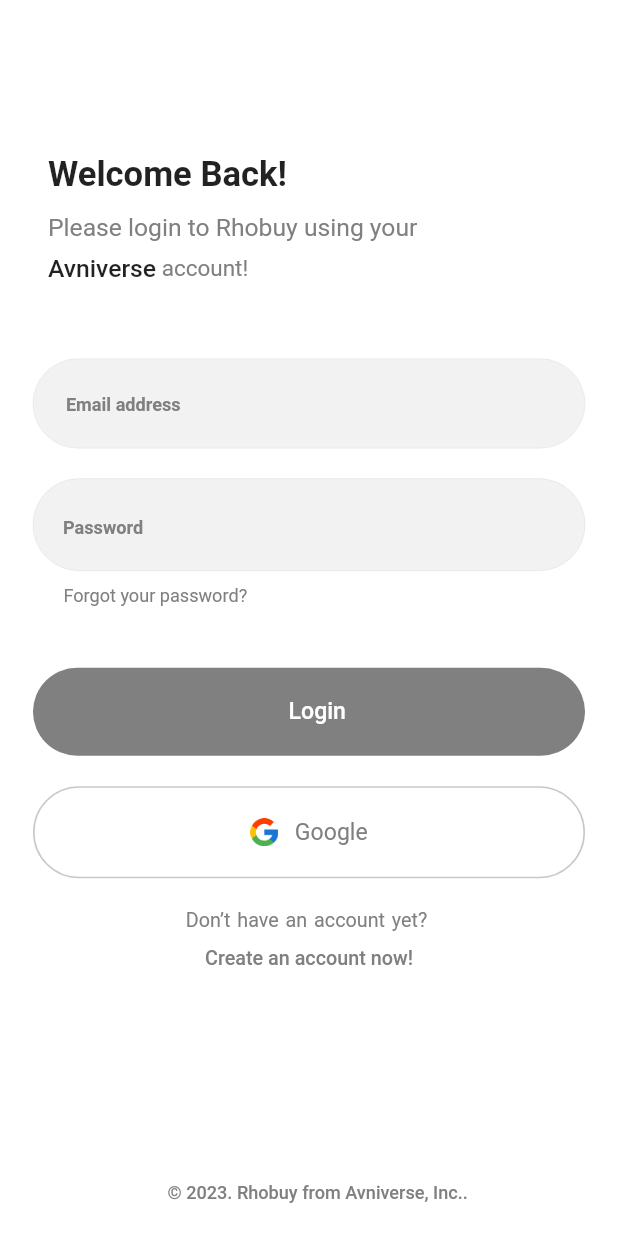
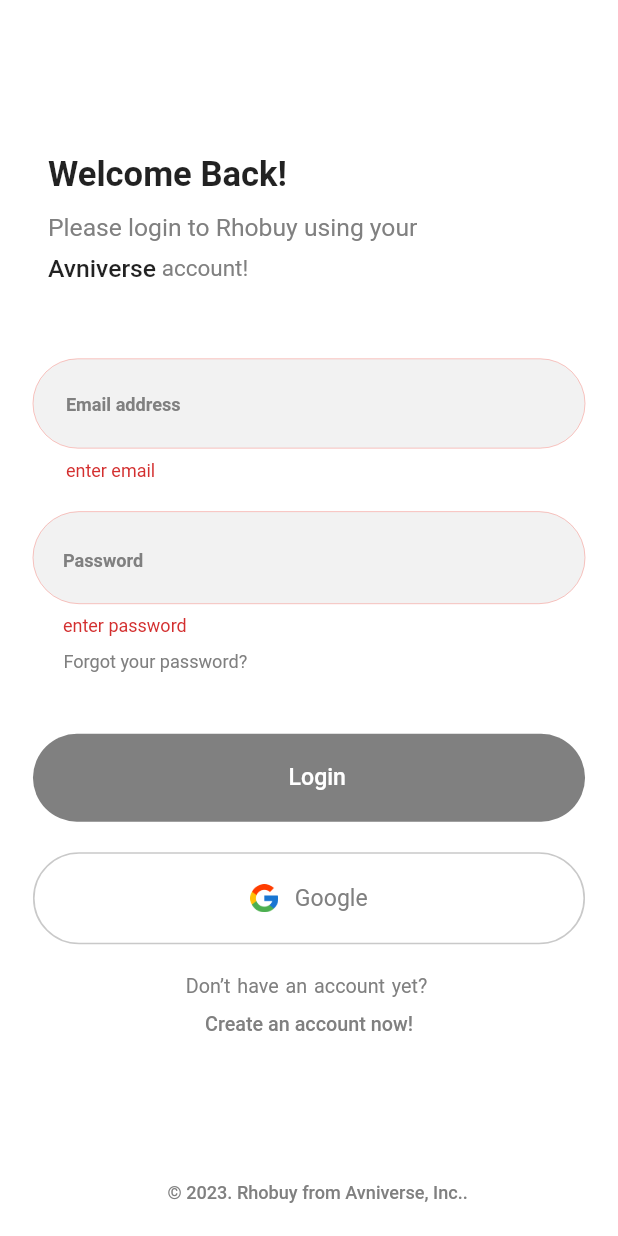
Before and after one commit to avnivrs/Rhobuy, a Flutter app: the LoginScreen screen opened by its route, after a tap on "Login", on a phone screen of 412 x 824 dp. Run offline on Flutter 3.47's test engine with Material 2 defaults, Android fonts, the phone set to English and light mode, and no system bars; our stand-ins replace animated_text_kit, awesome_snackbar_content, flutter_screenutil, get, graphql_flutter, hive_flutter and 1 more; missing offline and left inert: external_app_launcher; accounts and stored records are empty; Roboto replaces fonts that are missing (assets/Montserrat-SemiBold.ttf).

Commit message:
update validation

```diff
--- a/lib/main.dart
+++ b/lib/main.dart
@@ -8,6 +8,7 @@
 import 'package:project_naverda/models/user_token_model.dart';
 import 'package:project_naverda/routes/routes.dart';
 import 'package:project_naverda/styles/color.dart';
+import 'package:project_naverda/view/auth/Login.dart';
 import 'package:project_naverda/view/onboarding/walkthrough.dart';
 import 'package:provider/provider.dart';
 
@@ -43,7 +44,7 @@
             ),
             initialRoute: AppRoute.initialPage,
             getPages: AppRoute.routes,
-            home: const WalkthroughScreen(),
+            home: const LoginScreen(),
           );
         },
       ),
--- a/lib/view/auth/Login.dart
+++ b/lib/view/auth/Login.dart
@@ -81,6 +81,12 @@
                       keyboardType: TextInputType.emailAddress,
                       style: const TextStyle(color: kGreyColor),
                       decoration: buildInputDecoration('Email address'),
+                      validator: (text) {
+                        if (text!.isEmpty) {
+                          return 'enter email';
+                        }
+                        return null;
+                      },
                     ),
                     sizedBoxHeight(20),
                     Obx(() {
@@ -90,6 +96,12 @@
                         keyboardType: TextInputType.emailAddress,
                         style: const TextStyle(color: kGreyColor),
                         decoration: buildInputDecorationLogin('Password'),
+                        validator: (text) {
+                          if (text!.isEmpty) {
+                            return 'enter password';
+                          }
+                          return null;
+                        },
                       );
                     }),
                     sizedBoxHeight(10),
@@ -107,13 +119,17 @@
                         )),
                     sizedBoxHeight(40),
                     Consumer<LoginService>(
-                      builder: (context, loginState, child) =>
-                          buildAuthButton('Login', () async {
-                        loginState.email = emailController.text;
-                        loginState.password = passwordController.text;
-                        await loginState.login();
-                        Get.to(const HomePageScreen());
-                      }),
+                      builder: (context, loginState, child) => buildAuthButton(
+                        'Login',
+                        () async {
+                          if (_formKey.currentState!.validate()) {
+                            loginState.email = emailController.text;
+                            loginState.password = passwordController.text;
+                            await loginState.login();
+                            Get.to(const HomePageScreen());
+                          }
+                        }, loginState.isLoading,
+                      ),
                     ),
 
                     sizedBoxHeight(20),
--- a/lib/view/auth/signup.dart
+++ b/lib/view/auth/signup.dart
@@ -78,7 +78,9 @@
                           decoration: buildInputDecoration('Name'),
                           validator: (text) {
                             if (text!.isEmpty) {
-                              return 'enter name';
+                              return 'Enter name';
+                            } else if (text!.length < 3) {
+                              return 'Name entered is less than 3';
                             }
                           },
                         ),
@@ -89,8 +91,11 @@
                           style: const TextStyle(color: kGreyColor),
                           validator: (text) {
                             if (text!.isEmpty) {
-                              return 'email';
+                              return 'Enter an email';
+                            } else if (text!.isEmail == false) {
+                              return 'Enter a valid email';
                             }
+                            return null;
                           },
                           decoration: buildInputDecoration('Email address'),
                         ),
@@ -103,13 +108,16 @@
                             style: const TextStyle(color: kGreyColor),
                             decoration: buildInputDecorationII('Password'),
                             validator: (text) {
-                              if (text!.length <=4) {
-                                return 'password isnt strong enough';
+                              if (text!.length <= 8) {
+                                return 'password isn\'t strong enough';
+                              } else if (text!.contains(RegExp(r'[A-Z]'))) {
+                                return 'Password should contain at least one uppercase letter';
                               }
+                              return null;
                             },
                           );
                         }),
-                      // okoriec01@gmail.com
+                        // okoriec01@gmail.com
                         sizedBoxHeight(20),
                         Obx(() {
                           return TextFormField(
@@ -177,9 +185,8 @@
                               signUpState.email = emailController.text;
                               signUpState.password = passwordController.text;
                               await signUpState.signUp();
-
                             }
-                          }),
+                          }, signUpState.isLoading),
                         ),
                         sizedBoxHeight(20),
                         buildGoogle(() {}),
--- a/lib/view/forgottenpassword/enteremail.dart
+++ b/lib/view/forgottenpassword/enteremail.dart
@@ -48,7 +48,7 @@
                       ),
                       sizedBoxHeight(30),
                       buildAuthButton(
-                          'Proceed', () => Get.to(const EmailTimeDown())),
+                          'Proceed', () => Get.to(const EmailTimeDown()),false),
                       sizedBoxHeight(20),
                       Center(
                         child: TextButton(
--- a/lib/view/forgottenpassword/reset_done.dart
+++ b/lib/view/forgottenpassword/reset_done.dart
@@ -29,7 +29,7 @@
                             'Click “Return to login” to get back into your account. Let’s get shopping again!'),
                         sizedBoxHeight(50),
                         buildAuthButton('Return to login',
-                            () => Get.offAll(const LoginScreen()))
+                            () => Get.offAll(const LoginScreen()),false)
                       ],
                     ),
                   ),
--- a/lib/view/forgottenpassword/rest_your_password.dart
+++ b/lib/view/forgottenpassword/rest_your_password.dart
@@ -55,7 +55,10 @@
                       sizedBoxHeight(40),
                       buildAuthButton(
                         'Reset',
-                        () => Get.to(const ResetDoneScreen()),
+                        () => Get.to(
+                          const ResetDoneScreen(),
+                        ),
+                        false,
                       ),
                     ],
                   ),
--- a/lib/widget/basic_widget.dart
+++ b/lib/widget/basic_widget.dart
@@ -184,7 +184,7 @@
   );
 }
 
-buildAuthButton(String buttonText, VoidCallback press) {
+buildAuthButton(String buttonText, VoidCallback press, bool isLoading) {
   return InkWell(
     onTap: press,
     child: Container(
@@ -196,15 +196,16 @@
         child: Row(
           mainAxisAlignment: MainAxisAlignment.center,
           children: [
-            // SizedBox(
-            //     width: 15,
-            //     height: 15,
-            //     child: CircularProgressIndicator(
-            //       valueColor: const AlwaysStoppedAnimation(),
-            //       strokeWidth: 4.0,
-            //       color: kBlackColor.withOpacity(0.8),
-            //       backgroundColor: Colors.white,
-            //     )),
+            isLoading?
+            SizedBox(
+                width: 15,
+                height: 15,
+                child: CircularProgressIndicator(
+                  valueColor: const AlwaysStoppedAnimation(Colors.grey),
+                  strokeWidth: 4.0,
+                  color: kBlackColor.withOpacity(0.8),
+                  backgroundColor: Colors.white,
+                )):Container(),
             sizedBoxWidth(10),
             Text(
               buttonText,
--- a/pubspec.yaml
+++ b/pubspec.yaml
@@ -14,9 +14,10 @@
     sdk: flutter
 
   cupertino_icons: ^1.0.2
-#  bloc:
   animated_text_kit: ^4.2.2
   get:
+  awesome_snackbar_content: ^0.1.3
+  string_validator: ^1.0.0
   flutter_screenutil:
   flutter_bloc:
   hive_flutter:
```
Also changed, not shown: lib/Api_Services/login_api_services.dart (+35 -7 lines), pubspec.lock, 1 other file.
